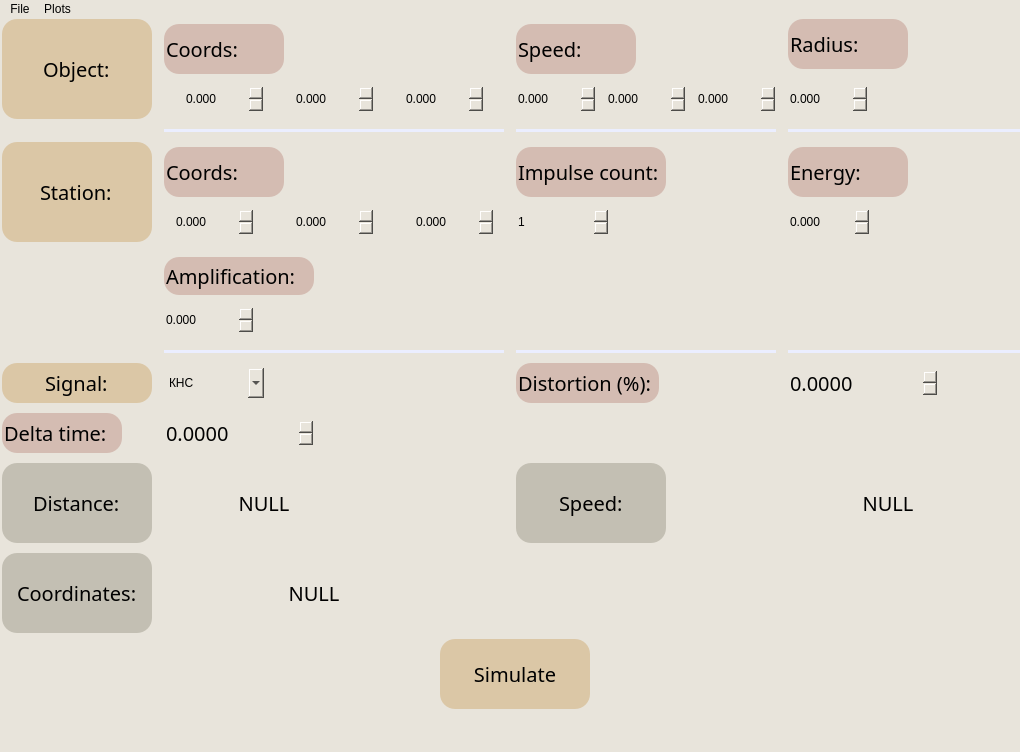
First picture: the form in project/frontend/interface.ui, repository dalnoboy75/reflected-signal-simulation, before the edit.
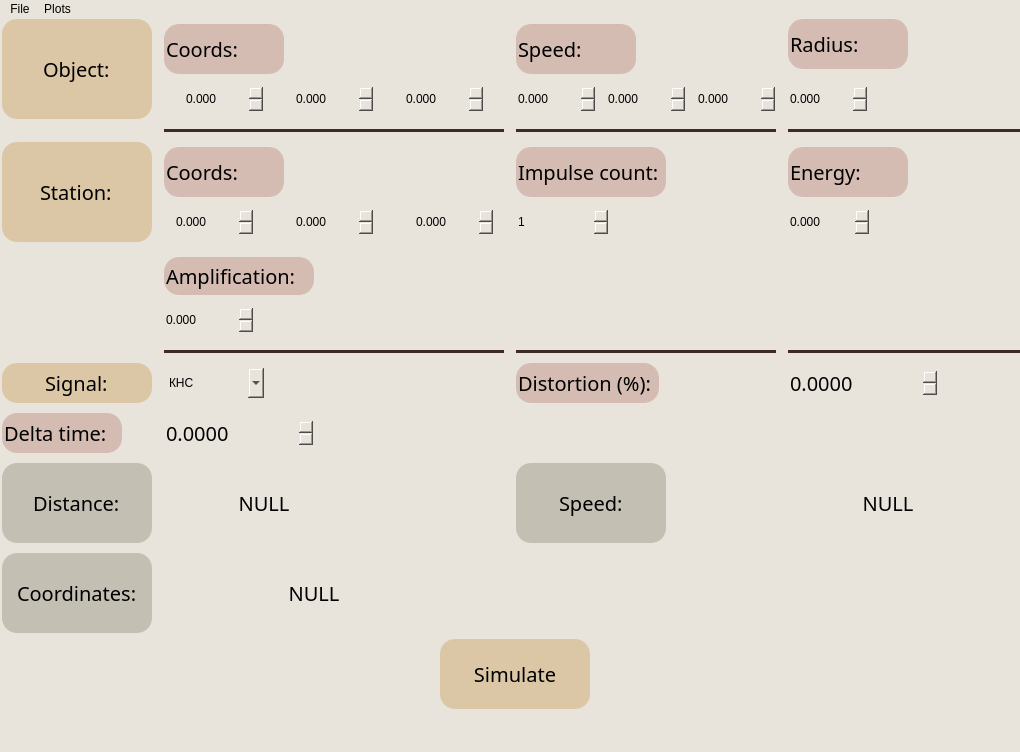
Second picture: the form after the edit.

```diff
--- a/project/frontend/interface.ui
+++ b/project/frontend/interface.ui
@@ -307,7 +307,7 @@
      <item row="1" column="3">
       <widget class="Line" name="line_3">
        <property name="styleSheet">
-        <string notr="true">background-color: rgb(235, 238, 255);</string>
+        <string notr="true">background-color: rgb(63, 43, 36);</string>
        </property>
        <property name="lineWidth">
         <number>3</number>
@@ -320,7 +320,7 @@
      <item row="4" column="1">
       <widget class="Line" name="line_4">
        <property name="styleSheet">
-        <string notr="true">background-color: rgb(235, 238, 255);</string>
+        <string notr="true">background-color: rgb(63, 43, 36);</string>
        </property>
        <property name="lineWidth">
         <number>3</number>
@@ -626,7 +626,7 @@
      <item row="1" column="2">
       <widget class="Line" name="line_2">
        <property name="styleSheet">
-        <string notr="true">background-color: rgb(235, 238, 255);</string>
+        <string notr="true">background-color: rgb(63, 43, 36);</string>
        </property>
        <property name="lineWidth">
         <number>3</number>
@@ -895,7 +895,7 @@
      <item row="4" column="2">
       <widget class="Line" name="line_5">
        <property name="styleSheet">
-        <string notr="true">background-color: rgb(235, 238, 255);</string>
+        <string notr="true">background-color: rgb(63, 43, 36);</string>
        </property>
        <property name="lineWidth">
         <number>3</number>
@@ -908,7 +908,7 @@
      <item row="1" column="1">
       <widget class="Line" name="line">
        <property name="styleSheet">
-        <string notr="true">background-color: rgb(235, 238, 255);</string>
+        <string notr="true">background-color: rgb(63, 43, 36);</string>
        </property>
        <property name="lineWidth">
         <number>3</number>
@@ -1185,7 +1185,7 @@
      <item row="4" column="3">
       <widget class="Line" name="line_6">
        <property name="styleSheet">
-        <string notr="true">background-color: rgb(235, 238, 255);</string>
+        <string notr="true">background-color: rgb(63, 43, 36);</string>
        </property>
        <property name="lineWidth">
         <number>3</number>
```
